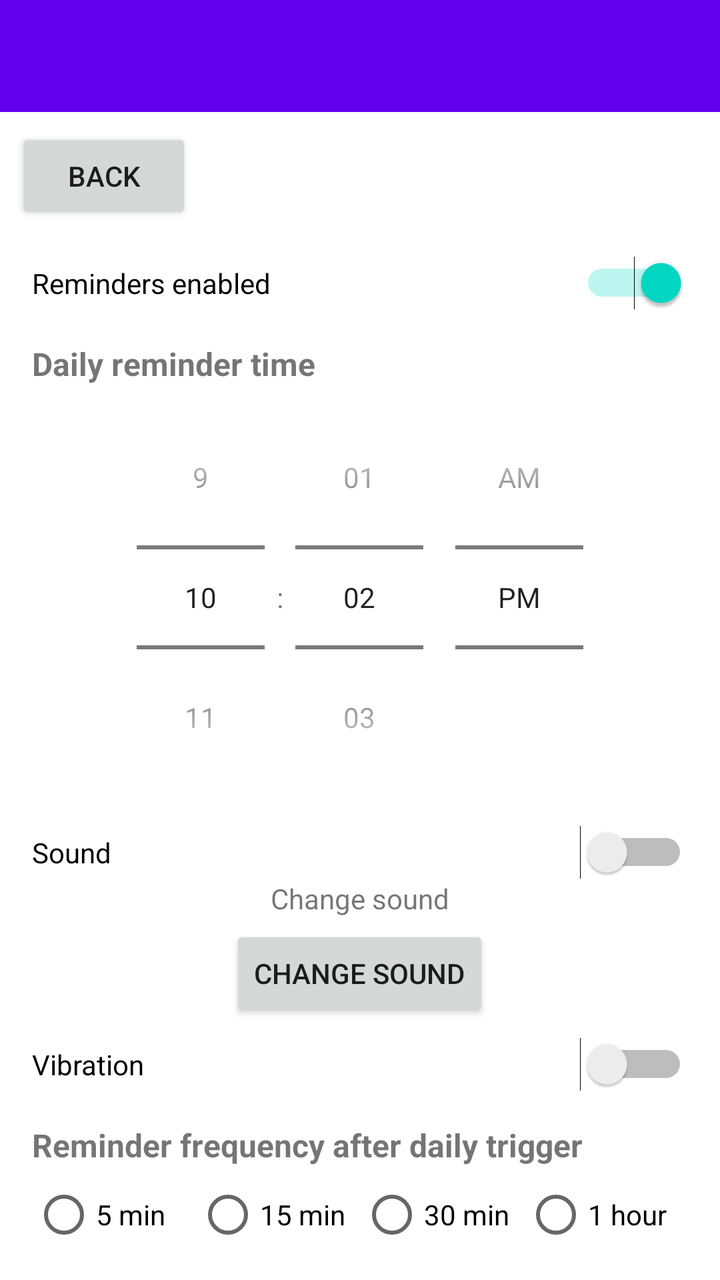
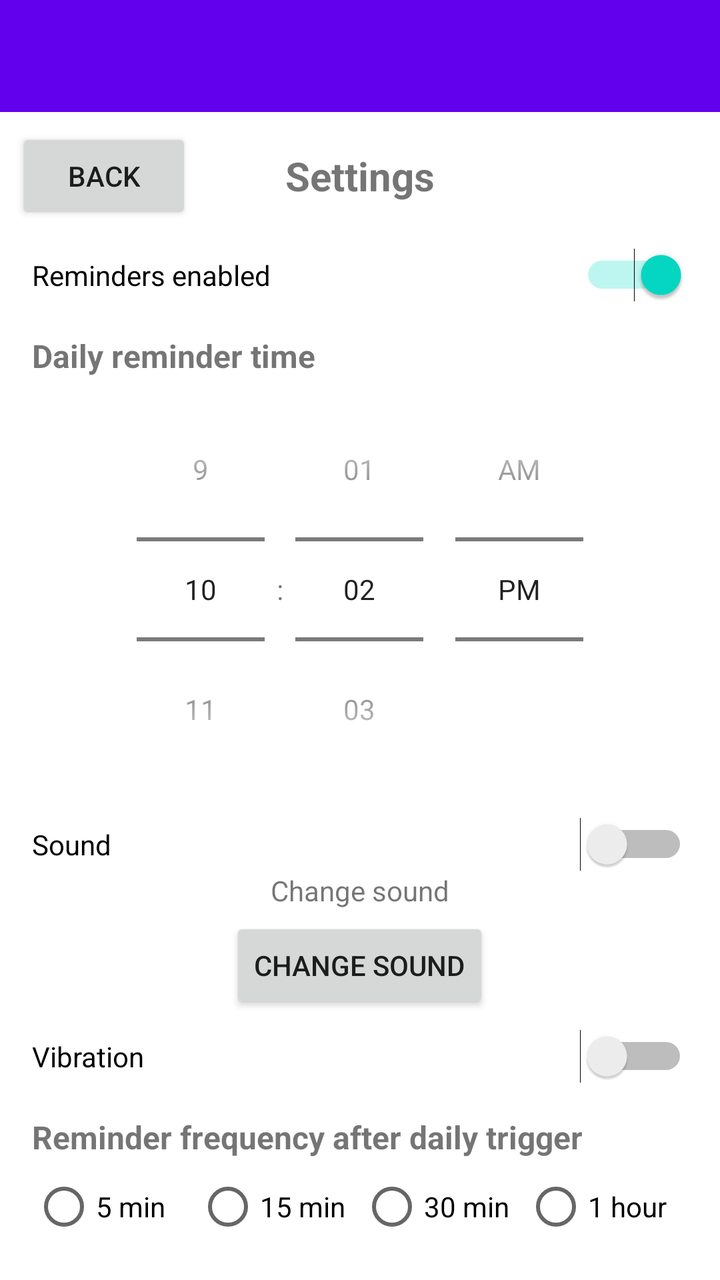

Screens rendered from an Android XML layout before and after an edit, with the pre-edit source and the edit as a unified diff.
<!-- AndroidManifest.xml: application theme Theme.PainTracker -->
<!-- res/layout/activity_settings.xml -->
<?xml version="1.0" encoding="utf-8"?>
<LinearLayout xmlns:android="http://schemas.android.com/apk/res/android"
    android:layout_width="match_parent"
    android:layout_height="match_parent"
    android:orientation="vertical">

    <androidx.appcompat.widget.Toolbar
        android:id="@+id/settingsToolbar"
        android:layout_width="match_parent"
        android:layout_height="?attr/actionBarSize"
        android:background="?attr/colorPrimary"
        android:theme="@style/ThemeOverlay.AppCompat.Dark.ActionBar" />

    <Button
        android:id="@+id/backButton"
        android:layout_width="wrap_content"
        android:layout_height="wrap_content"
        android:layout_gravity="start"
        android:layout_margin="8dp"
        android:text="@string/back" />

    <Switch
        android:id="@+id/reminderEnabledSwitch"
        android:layout_width="match_parent"
        android:layout_height="wrap_content"
        android:layout_marginStart="16dp"
        android:layout_marginEnd="16dp"
        android:layout_marginTop="8dp"
        android:checked="true"
        android:text="@string/reminders_enabled" />

    <TextView
        android:layout_width="match_parent"
        android:layout_height="wrap_content"
        android:layout_marginStart="16dp"
        android:layout_marginEnd="16dp"
        android:layout_marginTop="16dp"
        android:text="@string/reminder_time"
        android:textSize="16sp"
        android:textStyle="bold" />

    <TimePicker
        android:id="@+id/timePicker"
        android:layout_width="match_parent"
        android:layout_height="wrap_content"
        android:layout_marginStart="16dp"
        android:layout_marginEnd="16dp"
        android:timePickerMode="spinner" />

    <Switch
        android:id="@+id/soundSwitch"
        android:layout_width="match_parent"
        android:layout_height="wrap_content"
        android:layout_marginStart="16dp"
        android:layout_marginEnd="16dp"
        android:layout_marginTop="8dp"
        android:text="@string/sound" />

    <TextView
        android:id="@+id/soundNameText"
        android:layout_width="match_parent"
        android:layout_height="wrap_content"
        android:layout_marginStart="16dp"
        android:layout_marginEnd="16dp"
        android:gravity="center"
        android:text="@string/change_sound"
        android:textSize="14sp" />

    <Button
        android:id="@+id/soundSelectButton"
        android:layout_width="wrap_content"
        android:layout_height="wrap_content"
        android:layout_gravity="center"
        android:layout_marginTop="4dp"
        android:text="@string/change_sound" />

    <Switch
        android:id="@+id/vibrateSwitch"
        android:layout_width="match_parent"
        android:layout_height="wrap_content"
        android:layout_marginStart="16dp"
        android:layout_marginEnd="16dp"
        android:layout_marginTop="8dp"
        android:text="@string/vibration" />

    <TextView
        android:layout_width="match_parent"
        android:layout_height="wrap_content"
        android:layout_marginStart="16dp"
        android:layout_marginEnd="16dp"
        android:layout_marginTop="16dp"
        android:text="@string/reminder_frequency"
        android:textSize="16sp"
        android:textStyle="bold" />

    <RadioGroup
        android:id="@+id/intervalGroup"
        android:layout_width="match_parent"
        android:layout_height="wrap_content"
        android:layout_marginStart="16dp"
        android:layout_marginEnd="16dp"
        android:orientation="horizontal"
        android:weightSum="4">

        <RadioButton
            android:id="@+id/interval5"
            android:layout_width="0dp"
            android:layout_height="wrap_content"
            android:layout_weight="1"
            android:text="5 min" />

        <RadioButton
            android:id="@+id/interval15"
            android:layout_width="0dp"
            android:layout_height="wrap_content"
            android:layout_weight="1"
            android:text="15 min" />

        <RadioButton
            android:id="@+id/interval30"
            android:layout_width="0dp"
            android:layout_height="wrap_content"
            android:layout_weight="1"
            android:text="30 min" />

        <RadioButton
            android:id="@+id/interval60"
            android:layout_width="0dp"
            android:layout_height="wrap_content"
            android:layout_weight="1"
            android:text="1 hour" />
    </RadioGroup>

    <Button
        android:id="@+id/saveButton"
        android:layout_width="match_parent"
        android:layout_height="wrap_content"
        android:layout_margin="16dp"
        android:text="@string/save" />
</LinearLayout>
<!-- resources referenced by this layout -->
<resources>
  <string name="back">Back</string>
  <string name="change_sound">Change sound</string>
  <string name="reminder_frequency">Reminder frequency after daily trigger</string>
  <string name="reminder_time">Daily reminder time</string>
  <string name="reminders_enabled">Reminders enabled</string>
  <string name="save">Save</string>
  <string name="sound">Sound</string>
  <string name="vibration">Vibration</string>
  <style name="Theme.PainTracker" parent="Theme.MaterialComponents.DayNight.NoActionBar">
          
          <item name="colorPrimary">@color/purple_500</item>
          <item name="colorPrimaryVariant">@color/purple_700</item>
          <item name="colorOnPrimary">@color/white</item>
          
          <item name="colorSecondary">@color/teal_200</item>
          <item name="colorSecondaryVariant">@color/teal_700</item>
          <item name="colorOnSecondary">@color/black</item>
          
          <item name="android:statusBarColor">?attr/colorPrimaryVariant</item>
          
      </style>
  <color name="purple_500">#FF6200EE</color>
  <color name="purple_700">#FF3700B3</color>
  <color name="white">#FFFFFFFF</color>
  <color name="teal_200">#FF03DAC5</color>
  <color name="teal_700">#FF018786</color>
  <color name="black">#FF000000</color>
</resources>

<!-- the commit's change to res/layout/activity_settings.xml (unified diff, before → after) -->
@@ -11,13 +11,28 @@
         android:background="?attr/colorPrimary"
         android:theme="@style/ThemeOverlay.AppCompat.Dark.ActionBar" />
 
-    <Button
-        android:id="@+id/backButton"
-        android:layout_width="wrap_content"
+    <FrameLayout
+        android:layout_width="match_parent"
         android:layout_height="wrap_content"
-        android:layout_gravity="start"
-        android:layout_margin="8dp"
-        android:text="@string/back" />
+        android:paddingTop="8dp"
+        android:paddingBottom="4dp">
+
+        <Button
+            android:id="@+id/backButton"
+            android:layout_width="wrap_content"
+            android:layout_height="wrap_content"
+            android:layout_gravity="start|center_vertical"
+            android:layout_marginStart="8dp"
+            android:text="@string/back" />
+
+        <TextView
+            android:layout_width="wrap_content"
+            android:layout_height="wrap_content"
+            android:layout_gravity="center"
+            android:text="@string/settings"
+            android:textSize="20sp"
+            android:textStyle="bold" />
+    </FrameLayout>
 
     <Switch
         android:id="@+id/reminderEnabledSwitch"
<!-- resource entries referenced after the edit -->
@@ -6,6 +6,7 @@
   <string name="reminder_time">Daily reminder time</string>
   <string name="reminders_enabled">Reminders enabled</string>
   <string name="save">Save</string>
+  <string name="settings">Settings</string>
   <string name="sound">Sound</string>
   <string name="vibration">Vibration</string>
   <style name="Theme.PainTracker" parent="Theme.MaterialComponents.DayNight.NoActionBar">
